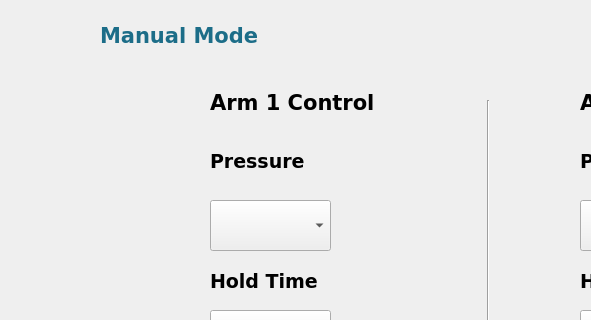
The window that bpt-ui/manualmode.ui (rexingere/rpt-senior-design) describes before a commit, drawn with Qt 5; both pictures show x 0 to 591 and y 0 to 320 of the 1024 by 650 pixel window.
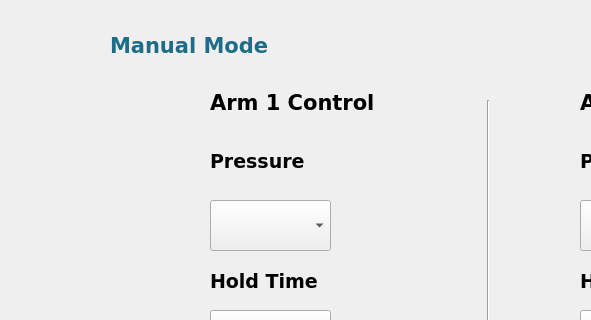
The same window after the commit.

Diff of the .ui file:
```diff
--- a/bpt-ui/manualmode.ui
+++ b/bpt-ui/manualmode.ui
@@ -22,8 +22,8 @@
   <widget class="QLabel" name="label">
    <property name="geometry">
     <rect>
-     <x>100</x>
-     <y>-10</y>
+     <x>110</x>
+     <y>0</y>
      <width>401</width>
      <height>91</height>
     </rect>
```
